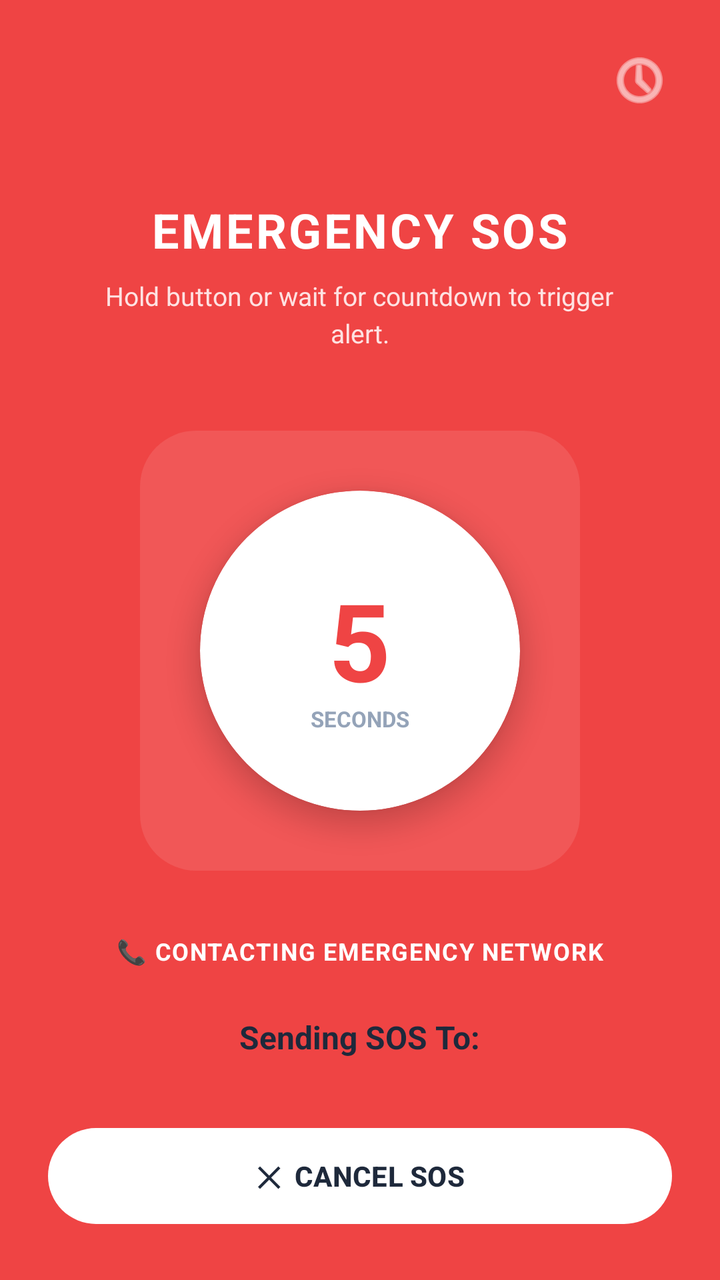
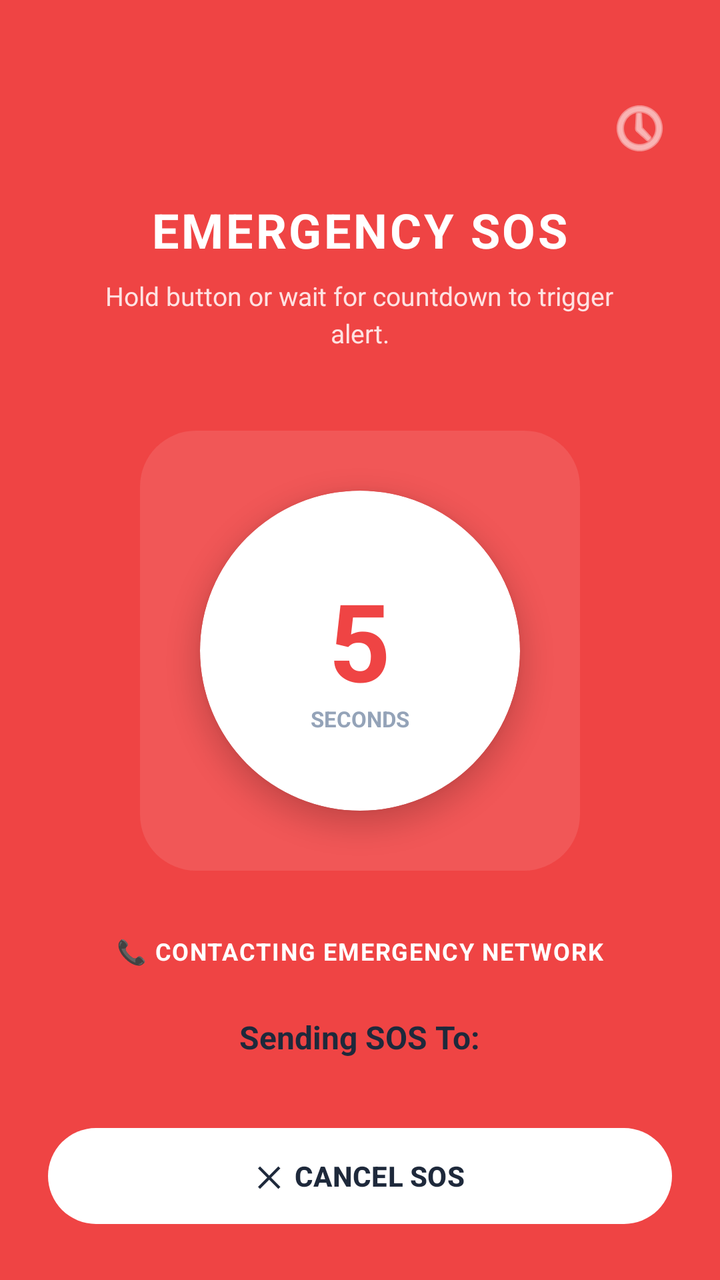

Two renders of the same Android screen: before a commit and after it. Below are the layout's source before the change and the commit's diff.
<!-- AndroidManifest.xml: application theme Theme.SafeRoute -->
<!-- res/layout/fragment_sos.xml -->
<?xml version="1.0" encoding="utf-8"?>
<RelativeLayout xmlns:android="http://schemas.android.com/apk/res/android"
    xmlns:app="http://schemas.android.com/apk/res-auto"
    xmlns:tools="http://schemas.android.com/tools"
    android:layout_width="match_parent"
    android:layout_height="match_parent"
    android:background="#EF4444"
    tools:context=".ui.sos.SosFragment">

    <ImageView
        android:id="@+id/btnOpenLogs"
        android:layout_width="32dp"
        android:layout_height="32dp"
        android:layout_alignParentEnd="true"
        android:layout_marginTop="24dp"
        android:layout_marginEnd="24dp"
        android:src="@android:drawable/ic_menu_recent_history"
        app:tint="#FFFFFF"
        android:elevation="5dp"/>

    <LinearLayout
        android:id="@+id/countdownContainer"
        android:layout_width="match_parent"
        android:layout_height="wrap_content"
        android:orientation="vertical"
        android:gravity="center_horizontal"
        android:layout_centerInParent="true"
        android:padding="24dp"
        android:visibility="visible">
        <TextView
            android:layout_width="wrap_content"
            android:layout_height="wrap_content"
            android:text="EMERGENCY SOS"
            android:textColor="#FFFFFF"
            android:textSize="24sp"
            android:textStyle="bold"
            android:letterSpacing="0.05"/>

        <TextView
            android:layout_width="wrap_content"
            android:layout_height="wrap_content"
            android:text="Hold button or wait for countdown to trigger\nalert."
            android:textColor="#FEE2E2"
            android:textSize="13sp"
            android:gravity="center"
            android:layout_marginTop="8dp"
            android:lineSpacingMultiplier="1.2"/>

        <RelativeLayout
            android:id="@+id/btnSos"
            android:layout_width="220dp"
            android:layout_height="220dp"
            android:layout_marginTop="40dp"
            android:background="@android:drawable/toast_frame"
            android:backgroundTint="#1AFFFFFF"
            android:layout_gravity="center_horizontal">

            <com.google.android.material.card.MaterialCardView
                android:layout_width="160dp"
                android:layout_height="160dp"
                android:layout_centerInParent="true"
                app:cardCornerRadius="80dp"
                app:cardBackgroundColor="#FFFFFF"
                app:strokeWidth="0dp"
                app:cardElevation="8dp">

                <LinearLayout
                    android:layout_width="match_parent"
                    android:layout_height="match_parent"
                    android:orientation="vertical"
                    android:gravity="center">

                    <TextView
                        android:id="@+id/tvCountdown"
                        android:layout_width="wrap_content"
                        android:layout_height="wrap_content"
                        android:text="5"
                        android:textColor="#EF4444"
                        android:textSize="54sp"
                        android:textStyle="bold"/>

                    <TextView
                        android:layout_width="wrap_content"
                        android:layout_height="wrap_content"
                        android:text="SECONDS"
                        android:textColor="#94A3B8"
                        android:textSize="11sp"
                        android:textStyle="bold"
                        android:layout_marginTop="-4dp"/>
                </LinearLayout>
            </com.google.android.material.card.MaterialCardView>
        </RelativeLayout>

        <TextView
            android:layout_width="wrap_content"
            android:layout_height="wrap_content"
            android:text="📞 CONTACTING EMERGENCY NETWORK"
            android:textColor="#FFFFFF"
            android:textSize="12sp"
            android:textStyle="bold"
            android:layout_marginTop="32dp"
            android:letterSpacing="0.05"/>

        <TextView
            android:id="@+id/tvSendingTo"
            android:layout_width="wrap_content"
            android:layout_height="wrap_content"
            android:text="Sending SOS To:"
            android:textColor="#1E293B"
            android:textSize="16sp"
            android:textStyle="bold"
            android:layout_marginTop="24dp"
            android:layout_gravity="center"/>

        <androidx.recyclerview.widget.RecyclerView
            android:id="@+id/rvEmergencyContactsHorizontal"
            android:layout_width="match_parent"
            android:layout_height="wrap_content"
            android:orientation="horizontal"
            android:layout_marginTop="12dp"
            android:paddingHorizontal="16dp"
            android:clipToPadding="false"
            app:layoutManager="androidx.recyclerview.widget.LinearLayoutManager"/>
    </LinearLayout>

    <LinearLayout
        android:id="@+id/outputContainer"
        android:layout_width="match_parent"
        android:layout_height="match_parent"
        android:orientation="vertical"
        android:gravity="center_horizontal"
        android:padding="24dp"
        android:background="#B91C1C"
        android:visibility="gone">

        <TextView
            android:layout_width="wrap_content"
            android:layout_height="wrap_content"
            android:layout_marginTop="40dp"
            android:text="EMERGENCY\nACTIVE"
            android:textColor="#FFFFFF"
            android:textSize="28sp"
            android:textStyle="bold"
            android:gravity="center"
            android:letterSpacing="0.05"/>

        <TextView
            android:layout_width="wrap_content"
            android:layout_height="wrap_content"
            android:text="Emergency contacts and services are being\nnotified."
            android:textColor="#FEE2E2"
            android:textSize="13sp"
            android:gravity="center"
            android:layout_marginTop="8dp"/>

        <com.google.android.material.card.MaterialCardView
            android:layout_width="140dp"
            android:layout_height="140dp"
            android:layout_marginTop="40dp"
            app:cardCornerRadius="70dp"
            app:cardBackgroundColor="#FFFFFF"
            app:strokeWidth="0dp"
            app:cardElevation="6dp">
            <TextView
                android:layout_width="wrap_content"
                android:layout_height="wrap_content"
                android:text="C"
                android:textColor="#B91C1C"
                android:textSize="48sp"
                android:layout_gravity="center"/>
        </com.google.android.material.card.MaterialCardView>

        <TextView
            android:layout_width="wrap_content"
            android:layout_height="wrap_content"
            android:text="Sending emergency alert..."
            android:textColor="#FFFFFF"
            android:textSize="14sp"
            android:textStyle="bold"
            android:layout_marginTop="48dp"/>

        <com.google.android.material.card.MaterialCardView
            android:layout_width="match_parent"
            android:layout_height="48dp"
            android:layout_marginTop="16dp"
            app:cardCornerRadius="12dp"
            app:cardBackgroundColor="#1AFFFFFF"
            app:strokeWidth="0dp">
            <TextView
                android:layout_width="wrap_content"
                android:layout_height="wrap_content"
                android:text="📂 Saved to Local Secure DB"
                android:textColor="#FFFFFF"
                android:textSize="13sp"
                android:layout_gravity="center_vertical"
                android:layout_marginStart="16dp"/>
        </com.google.android.material.card.MaterialCardView>

        <com.google.android.material.card.MaterialCardView
            android:layout_width="match_parent"
            android:layout_height="48dp"
            android:layout_marginTop="8dp"
            app:cardCornerRadius="12dp"
            app:cardBackgroundColor="#1AFFFFFF"
            app:strokeWidth="0dp">
            <TextView
                android:layout_width="wrap_content"
                android:layout_height="wrap_content"
                android:text="☁️ Synced with Firebase Cloud"
                android:textColor="#FFFFFF"
                android:textSize="13sp"
                android:layout_gravity="center_vertical"
                android:layout_marginStart="16dp"/>
        </com.google.android.material.card.MaterialCardView>

        <View
            android:layout_width="match_parent"
            android:layout_height="0dp"
            android:layout_weight="1"/>

        <TextView
            android:layout_width="wrap_content"
            android:layout_height="wrap_content"
            android:text="SECURE ENCRYPTION ACTIVE • SAFEROUTE V2.4"
            android:textColor="#FCA5A5"
            android:textSize="10sp"
            android:textStyle="bold"
            android:layout_marginBottom="12dp"
            android:letterSpacing="0.05"/>
    </LinearLayout>

    <ProgressBar
        android:id="@+id/progressBar"
        android:layout_width="32dp"
        android:layout_height="32dp"
        android:layout_above="@id/btnCancelSos"
        android:layout_centerHorizontal="true"
        android:layout_marginBottom="16dp"
        android:indeterminateTint="#FFFFFF"
        android:visibility="gone"/>

    <com.google.android.material.button.MaterialButton
        android:id="@+id/btnCancelSos"
        android:layout_width="match_parent"
        android:layout_height="56dp"
        android:layout_alignParentBottom="true"
        android:layout_margin="24dp"
        android:text="✕  CANCEL SOS"
        android:textColor="#1E293B"
        android:textSize="14sp"
        android:textStyle="bold"
        app:backgroundTint="#FFFFFF"
        app:cornerRadius="28dp"
        android:visibility="visible"/>

</RelativeLayout>
<!-- resources referenced by this layout -->
<resources>
  <style name="Theme.SafeRoute" parent="Base.Theme.SafeRoute" />
  <style name="Base.Theme.SafeRoute" parent="Theme.Material3.DayNight.NoActionBar">
          
          
      </style>
</resources>

<!-- the commit's change to res/layout/fragment_sos.xml (unified diff, before → after) -->
@@ -1,10 +1,11 @@
 <?xml version="1.0" encoding="utf-8"?>
 <RelativeLayout xmlns:android="http://schemas.android.com/apk/res/android"
     xmlns:app="http://schemas.android.com/apk/res-auto"
-    xmlns:tools="http://schemas.android.com/tools"
+    xmlns:tools="http://schemas.tools.com/tools"
     android:layout_width="match_parent"
     android:layout_height="match_parent"
     android:background="#EF4444"
+    android:paddingTop="24dp"
     tools:context=".ui.sos.SosFragment">
 
     <ImageView
